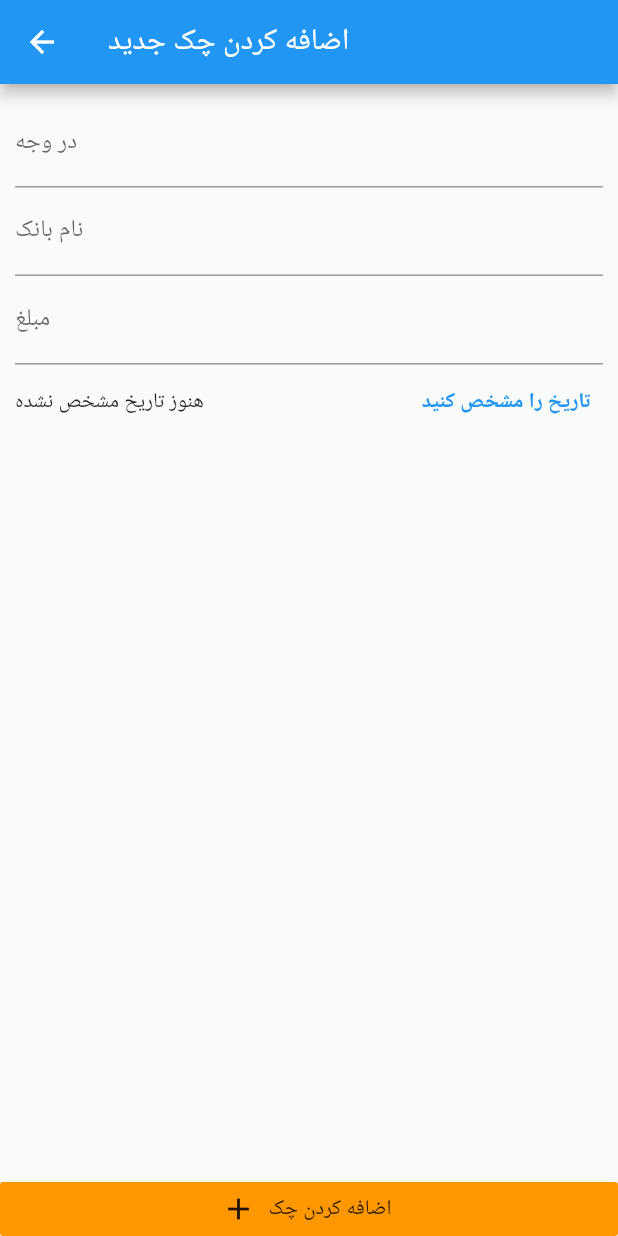
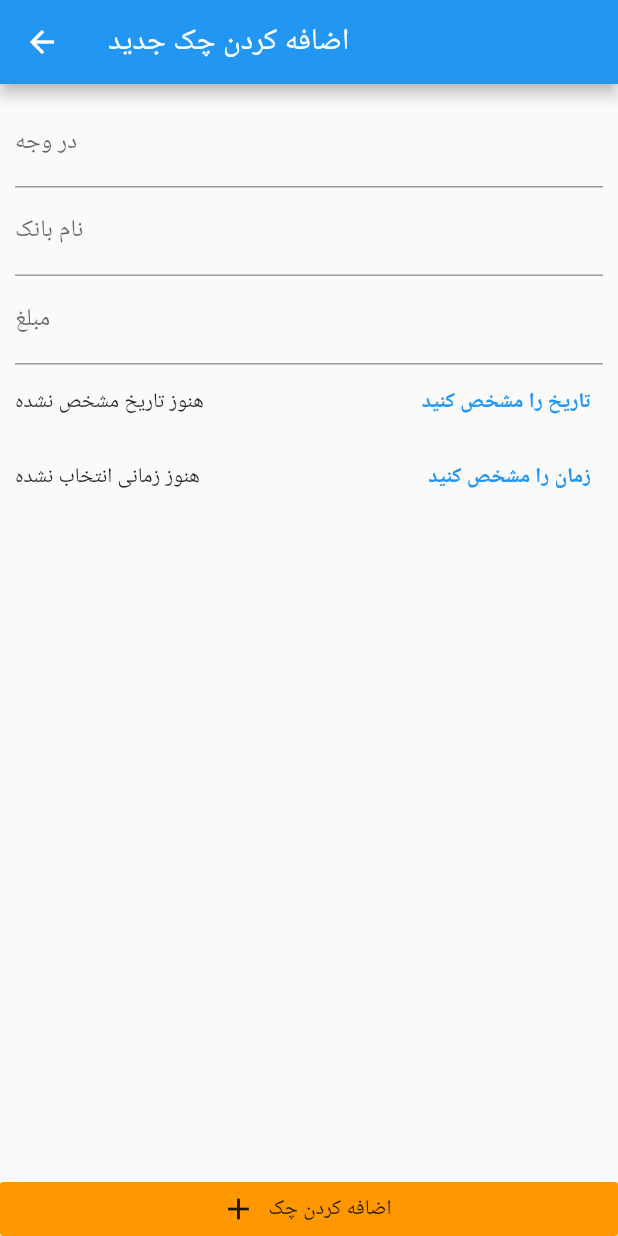
Before and after one commit to ErfanERATO/reminder_app, a Flutter app: the AddCheckScreen screen opened by its route, after a tap on "اضافه کردن چک", on a phone screen of 412 x 824 dp. Run offline on Flutter 3.47's test engine with Material 2 defaults, Android fonts, the phone set to English and light mode, and no system bars; our stand-ins replace sqflite; accounts and stored records are empty.

Commit message:
making time picker

```diff
--- a/lib/helpers/db_helper.dart
+++ b/lib/helpers/db_helper.dart
@@ -9,7 +9,7 @@ class DBHelper {
         onCreate: (db, version) {
           //وقتی میخوایم مشخص کنیم table ما چه فیلد هایی داشته باشه
           return db.execute(
-              'CREATE TABLE user_checks(id TEXT PRIMARY KEY, payTo TEXT, bankName TEXT, amount DOUBLE, date TEXT)');
+              'CREATE TABLE user_checks(id TEXT PRIMARY KEY, payTo TEXT, bankName TEXT, amount DOUBLE, date TEXT, time TEXT)');
         }, version: 1);
   }
 
--- a/lib/models/check.dart
+++ b/lib/models/check.dart
@@ -6,12 +6,14 @@ class Check {
   final String bankName;
   final double amount;
   final String date;
+  final String time;
 
-  Check(
-      {required this.id,
-        required this.payTo,
-        required this.bankName,
-        required this.amount,
-        required this.date,
-      });
+  Check({
+    required this.id,
+    required this.payTo,
+    required this.bankName,
+    required this.amount,
+    required this.date,
+    required this.time,
+  });
 }
--- a/lib/screens/add_check_screen.dart
+++ b/lib/screens/add_check_screen.dart
@@ -13,7 +13,6 @@ class AddCheckScreen extends StatefulWidget {
 }
 
 class _AddCheckScreenState extends State<AddCheckScreen> {
-
   //ساخت تقویم برای نمایش تاریخ
   void _presentDatePicker() {
     showDatePicker(
@@ -32,8 +31,21 @@ class _AddCheckScreenState extends State<AddCheckScreen> {
     print('xxxx');
   }
 
+  //ساخت انتخاب ساعت
+  Future pickTime(BuildContext context) async {
+    final initialTime = TimeOfDay(hour: 9, minute: 0);
+    final newTime = await showTimePicker(
+      context: context,
+      initialTime: _time ?? initialTime,
+    );
+    if (newTime == null) return;
+    setState(() {
+      _time = newTime;
+    });
+  }
 
   DateTime? _selectedDate;
+  TimeOfDay? _time;
   final _payToController = TextEditingController();
   final _bankNameController = TextEditingController();
   final _amountController = TextEditingController();
@@ -43,17 +55,20 @@ class _AddCheckScreenState extends State<AddCheckScreen> {
     final enteredBankName = _bankNameController.text;
     final enteredAmount = double.parse(_amountController.text);
 
-    if (enteredPayTo.isEmpty || enteredBankName.isEmpty || enteredAmount <=0 || _selectedDate == null){
+    if (enteredPayTo.isEmpty ||
+        enteredBankName.isEmpty ||
+        enteredAmount <= 0 ||
+        _selectedDate == null ||
+        _time == null) {
       return;
     }
-    // if (enteredPayTo.isEmpty || enteredBankName.isEmpty || enteredAmount <=0 || _selectedDate == null){
-    //   return;
-    // }
-    // Provider.of<GreatCheck>(context, listen: false)
-    //     .addCheck(_payToController.text, _bankNameController.text, double.parse(_amountController.text),_selectedDate!,);
-    // Navigator.of(context).pop();
-    Provider.of<GreatCheck>(context, listen: false)
-        .addCheck(_payToController.text, _bankNameController.text, double.parse(_amountController.text) , _selectedDate!,);
+    Provider.of<GreatCheck>(context, listen: false).addCheck(
+      _payToController.text,
+      _bankNameController.text,
+      double.parse(_amountController.text),
+      _selectedDate!,
+      _time!,
+    );
     Navigator.of(context).pop();
   }
 
@@ -110,6 +125,28 @@ class _AddCheckScreenState extends State<AddCheckScreen> {
                         ],
                       ),
                     ),
+
+                    //فیلد دریافت زمان ورودی کاربر
+                    Container(
+                      height: 50,
+                      child: Row(
+                        children: <Widget>[
+                          Expanded(
+                              child: Text(_time == null
+                                  ? 'هنوز زمانی انتخاب نشده'
+                                  : '${_time!.hour}:${_time!.minute}')),
+                          TextButton(
+                            child: Text(
+                              'زمان را مشخص کنید',
+                              style: TextStyle(
+                                fontWeight: FontWeight.bold,
+                              ),
+                            ),
+                            onPressed: () => pickTime(context),
+                          ),
+                        ],
+                      ),
+                    ),
                   ],
                 ),
               ),
```
Also changed, not shown: lib/providers/great_check.dart (+5 -3 lines), lib/screens/check_list_screen.dart (+9 -10 lines).
